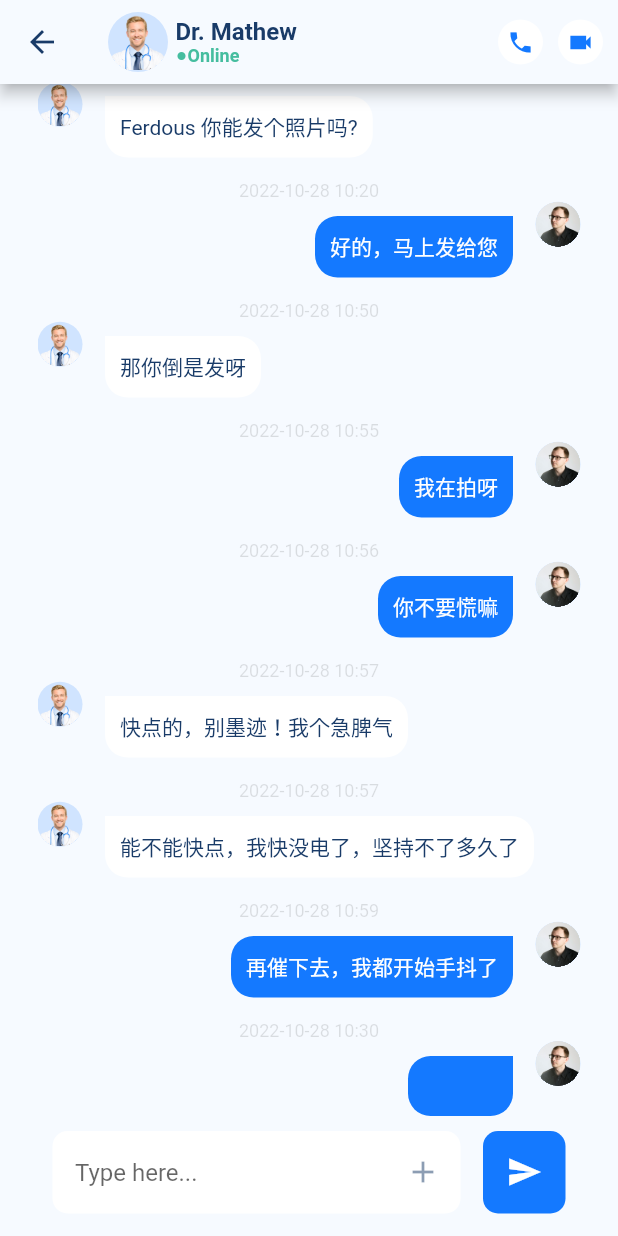
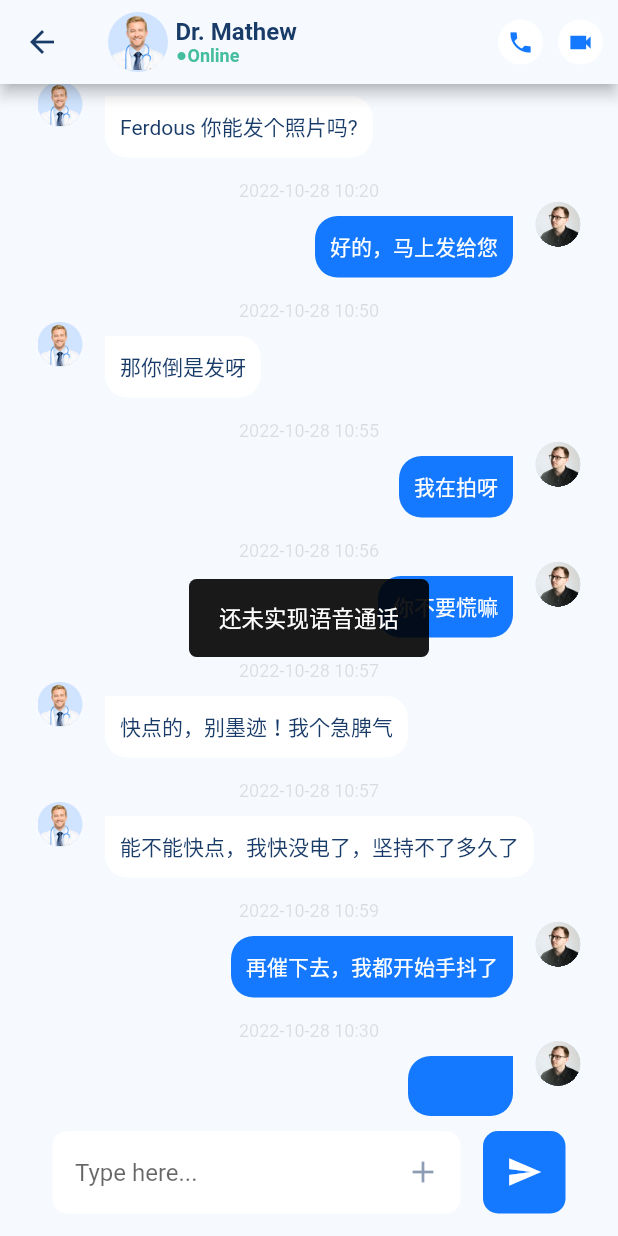
Before and after one commit to pistachio214/medi_talk_for_flutter, a Flutter app: the MessageDetail screen opened directly, after a tap on the "send" icon, after a tap on the "phone" icon, on a phone screen of 412 x 824 dp. Run offline on Flutter 3.47's test engine with Material 2 defaults, Android fonts, the phone set to English and light mode, and no system bars; our stand-ins replace flutter_easyloading, flutter_swiper_view, shared_preferences; missing offline and left inert: flutter_star; accounts and stored records are empty.

Commit message:
update 聊天界面处理;

```diff
--- a/lib/views/message/detail/index.dart
+++ b/lib/views/message/detail/index.dart
@@ -1,4 +1,5 @@
 import 'package:flutter/material.dart';
+import 'package:flutter_easyloading/flutter_easyloading.dart';
 import 'package:medi_talk_for_flutter/handle/no_shadow_scroll_behavior_handle.dart';
 import 'package:medi_talk_for_flutter/lang/const.dart';
 import 'package:medi_talk_for_flutter/model/message_item_model.dart';
@@ -35,9 +36,7 @@ class _MessageDetailState extends State<MessageDetail> with WidgetsBindingObserv
         // 失去焦点
       } else {
         // print('得到焦点');
-
         _scrollController.jumpTo(_scrollController.position.minScrollExtent);
-        LogsUtil.info("得到了焦点");
       }
     });
 
@@ -211,7 +210,7 @@ class _MessageDetailState extends State<MessageDetail> with WidgetsBindingObserv
   }
 
   // 构建操作按钮
-  Widget _buildAction(IconData iconData) {
+  Widget _buildAction(IconData iconData, Function fun) {
     return Container(
       margin: const EdgeInsets.only(right: 10),
       child: Align(
@@ -228,7 +227,7 @@ class _MessageDetailState extends State<MessageDetail> with WidgetsBindingObserv
             style: ButtonStyle(
               padding: MaterialStateProperty.all(EdgeInsets.zero),
             ),
-            onPressed: () {},
+            onPressed: () => fun(),
             child: Icon(
               iconData,
               size: 18,
@@ -256,8 +255,12 @@ class _MessageDetailState extends State<MessageDetail> with WidgetsBindingObserv
         backgroundColor: Const.defaultBarAndBodyThemColor,
         centerTitle: false,
         actions: [
-          _buildAction(Icons.phone_sharp),
-          _buildAction(Icons.videocam_sharp),
+          _buildAction(Icons.phone_sharp, () {
+            EasyLoading.showToast("还未实现语音通话");
+          }),
+          _buildAction(Icons.videocam_sharp, () {
+            EasyLoading.showToast("还未实现视频通话");
+          }),
         ],
       ),
       backgroundColor: Const.defaultBarAndBodyThemColor,
@@ -597,7 +600,6 @@ class _MessageDetailState extends State<MessageDetail> with WidgetsBindingObserv
   }
 
   void _sendMessage() {
-
     String messageContent = _sendInputEditingController.text;
 
     DateTime dateTime = DateTime.now();
```
